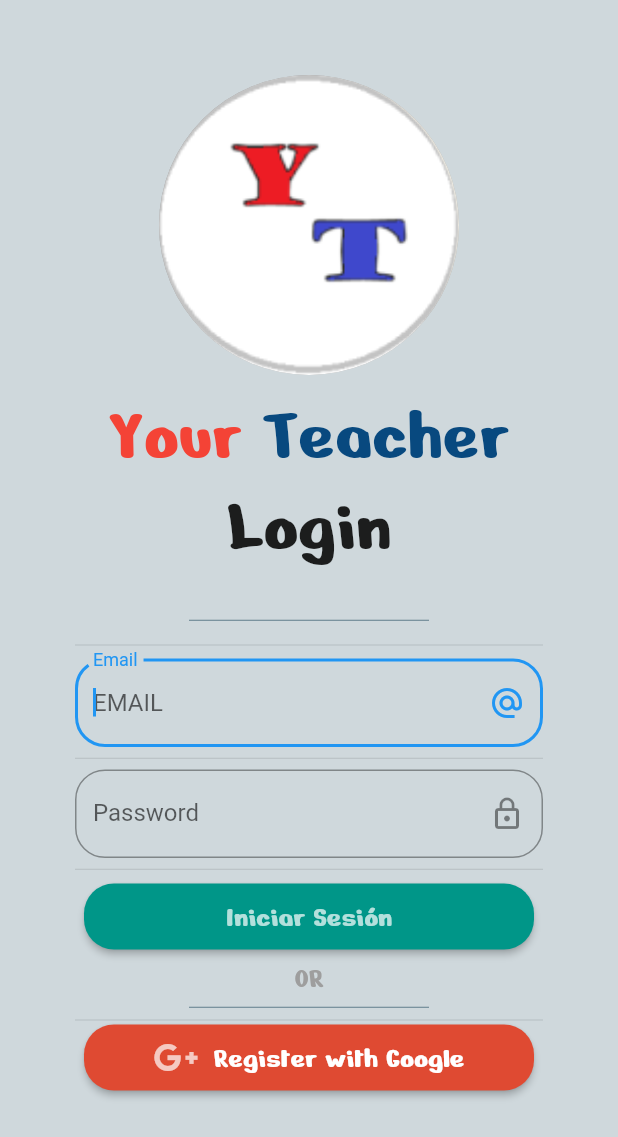
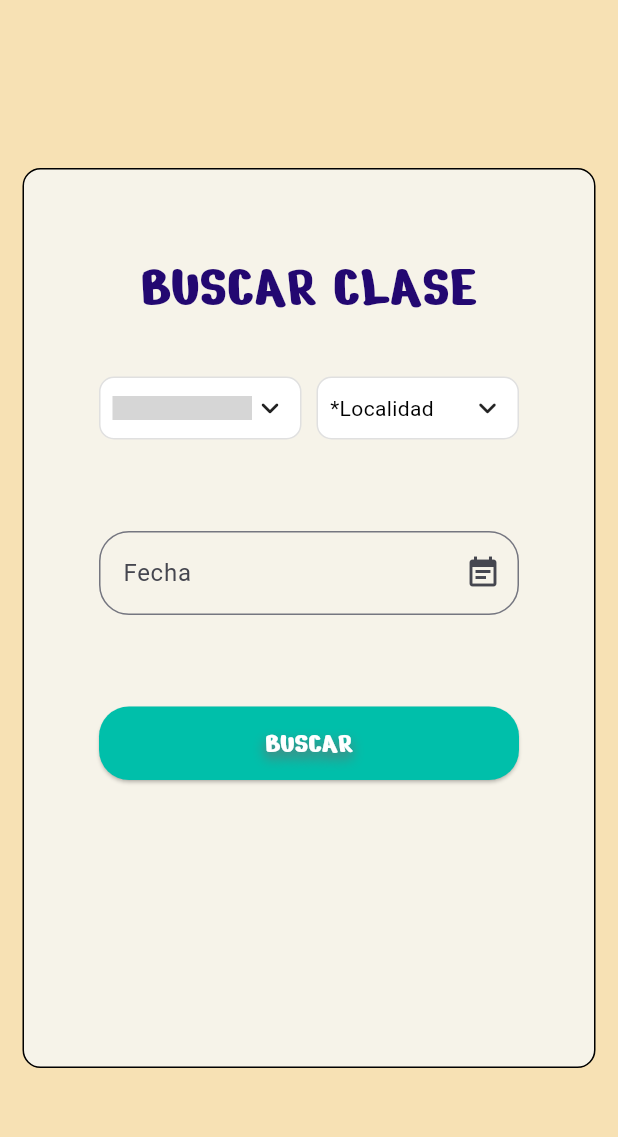
Before and after one commit to MarceloCheloMacedo/InteraccionHumanaComputadora, a Flutter app: the screen it shows after launch, on a phone screen of 412 x 824 dp. Shown: the top 1137 px of the screen. Run offline on Flutter 3.47's test engine with Material 2 defaults, Android fonts, the phone set to English and light mode, and no system bars; drawn by our look-alikes of csc_picker, date_field; our stand-ins replace firebase_auth, firebase_core, font_awesome_flutter, google_sign_in; accounts and stored records are empty; grey boxes are pictures that could not be loaded.

Commit message:
agregue la pantalla buscar clase

```diff
--- /dev/null
+++ b/your_teacher/lib/find_class.dart
@@ -0,0 +1,225 @@
+import 'package:date_field/date_field.dart';
+import 'package:flutter/material.dart';
+import 'package:your_teacher/available_teachers.dart';
+import 'package:your_teacher/flutterMethods.dart';
+import 'package:csc_picker/csc_picker.dart';
+import 'package:your_teacher/user.dart';
+
+class MyFind_Class extends StatefulWidget {
+  const MyFind_Class({Key? key});
+
+  @override
+  State<MyFind_Class> createState() => _MyFind_ClassState();
+}
+
+class _MyFind_ClassState extends State<MyFind_Class> {
+  String selectedDate = "";
+  String countryValue = "";
+  String? stateValue   = "";
+  String? cityValue    = "";
+
+  final FirebaseAuthHelper _authHelper = FirebaseAuthHelper();
+
+  @override
+  Widget build(BuildContext context) {
+    return Scaffold(
+      backgroundColor: const Color.fromRGBO(247, 225, 180, 1),
+      body: Center(
+        child: Container(
+            decoration: BoxDecoration(
+              color: const Color.fromRGBO(246, 243,233, 1),
+              border: Border.all(
+                width: 1,
+              ),
+              borderRadius: BorderRadius.circular(12),
+            ),
+            padding: const EdgeInsets.symmetric(horizontal: 50.0, vertical: 50.0),
+            margin: const EdgeInsets.all(15.0),
+            height: 600,
+            child: Column(
+              children: [
+                Text('BUSCAR CLASE',
+                  style: TextStyle(
+                    color: Color.fromRGBO(35, 8, 113, 1),
+                    fontSize: 40.0,
+                    fontFamily: 'NerkoOne',
+                  ),
+                  textAlign: TextAlign.center,),
+                const Padding(
+                padding: EdgeInsets.symmetric(vertical: 5.0),
+                child: Text(''),
+              ),
+                CSCPicker(
+                  ///Enable disable state dropdown [OPTIONAL PARAMETER]
+                  showStates: true,
+
+                  /// Enable disable city drop down [OPTIONAL PARAMETER]
+                  showCities: false,
+
+                  ///Enable (get flag with country name) / Disable (Disable flag) / ShowInDropdownOnly (display flag in dropdown only) [OPTIONAL PARAMETER]
+                  flagState: CountryFlag.DISABLE,
+
+                  ///Dropdown box decoration to style your dropdown selector [OPTIONAL PARAMETER] (USE with disabledDropdownDecoration)
+                  dropdownDecoration: BoxDecoration(
+                      borderRadius: BorderRadius.all(Radius.circular(10)),
+                      color: Colors.white,
+                      border:
+                      Border.all(color: Colors.grey.shade300, width: 1)),
+
+                  ///Disabled Dropdown box decoration to style your dropdown selector [OPTIONAL PARAMETER]  (USE with disabled dropdownDecoration)
+                  disabledDropdownDecoration: BoxDecoration(
+                      borderRadius: BorderRadius.all(Radius.circular(10)),
+                      color: Colors.grey.shade300,
+                      border:
+                      Border.all(color: Colors.grey.shade300, width: 1)),
+
+                  ///placeholders for dropdown search field
+                  countrySearchPlaceholder: "País",
+                  stateSearchPlaceholder: "Localidad",
+                  citySearchPlaceholder: "City",
+
+                  ///labels for dropdown
+                  countryDropdownLabel: "*País",
+                  stateDropdownLabel: "*Localidad",
+                  cityDropdownLabel: "*City",
+
+                  ///Default Country
+                  defaultCountry: CscCountry.Uruguay,
+
+                  ///Disable country dropdown (Note: use it with default country)
+                  //disableCountry: true,
+
+                  ///Country Filter [OPTIONAL PARAMETER]
+                //  countryFilter: [CscCountry.India,CscCountry.United_States,CscCountry.Canada],
+
+                  ///selected item style [OPTIONAL PARAMETER]
+                  selectedItemStyle: TextStyle(
+                    color: Colors.black,
+                    fontSize: 14,
+                  ),
+
+                  ///DropdownDialog Heading style [OPTIONAL PARAMETER]
+                  dropdownHeadingStyle: TextStyle(
+                      color: Colors.black,
+                      fontSize: 17,
+                      fontWeight: FontWeight.bold),
+
+                  ///DropdownDialog Item style [OPTIONAL PARAMETER]
+                  dropdownItemStyle: TextStyle(
+                    color: Colors.black,
+                    fontSize: 14,
+                  ),
+
+                  ///Dialog box radius [OPTIONAL PARAMETER]
+                  dropdownDialogRadius: 10.0,
+
+                  ///Search bar radius [OPTIONAL PARAMETER]
+                  searchBarRadius: 10.0,
+
+                  ///triggers once country selected in dropdown
+                  onCountryChanged: (value) {
+                    setState(() {
+                      ///store value in country variable
+                      countryValue = value;
+                    });
+                  },
+
+                  ///triggers once state selected in dropdown
+                  onStateChanged: (value) {
+                    setState(() {
+                      ///store value in state variable
+                      stateValue = value;
+                    });
+                  },
+
+                  ///triggers once city selected in dropdown
+                  onCityChanged: (value) {
+                    setState(() {
+                      ///store value in city variable
+                      cityValue = value;
+                    });
+                  },
+                ),
+                const Padding(
+                  padding: EdgeInsets.symmetric(vertical: 20.0),
+                  child: Text(''),
+                ),
+                DateTimeFormField(
+                  mode: DateTimeFieldPickerMode.date,
+                  decoration: InputDecoration(
+                    hintStyle: TextStyle(color: Colors.black45),
+                    errorStyle: TextStyle(color: Colors.redAccent),
+                    suffixIcon: Icon(Icons.event_note),
+                    labelText: 'Fecha',
+                    border: OutlineInputBorder(
+                      borderRadius: BorderRadius.circular(20.0),
+                    ),
+                  ),
+                  firstDate: DateTime.now().add(const Duration(days: 10)),
+                  lastDate: DateTime.now().add(const Duration(days: 40)),
+                  initialDate: DateTime.now().add(const Duration(days: 20)),
+                  autovalidateMode: AutovalidateMode.always,
+                  validator: (DateTime? e) =>
+                      (e?.day ?? 0) == 1 ? 'Please not the first day' : null,
+                  onDateSelected: (DateTime value) {
+                    print(value);
+                    selectedDate = value.toString();
+                  },
+                ),
+                const Padding(
+                  padding: EdgeInsets.symmetric(vertical: 20.0),
+                  child: Text(''),
+                ),
+                ElevatedButton(
+                  style: ElevatedButton.styleFrom(
+                    backgroundColor: const Color.fromRGBO(0, 191, 170, 1),
+                    fixedSize: const Size.fromWidth(300),
+                    padding: const EdgeInsets.all(10),
+                    shape: RoundedRectangleBorder(
+                      borderRadius: BorderRadius.circular(
+                          20.0), // Ajusta el valor para controlar la cantidad de redondeo
+                    ),
+                  ),
+                  child: const Text(
+                    'BUSCAR',
+                    style: TextStyle(
+                      color: Colors.white,
+                      fontSize: 20.0,
+                      fontFamily: 'NerkoOne',
+                      shadows: [
+                        Shadow(
+                          color: Color.fromARGB(255, 110, 108, 108),      // Choose the color of the shadow
+                          blurRadius: 10.0,          // Adjust the blur radius for the shadow effect
+                          offset: Offset(0.0, 4.0), // Set the horizontal and vertical offset for the shadow
+                        ),
+                      ],
+                    ),
+                  ),
+                  onPressed: () async {
+
+                    Navigator.push(
+                      context,
+                      MaterialPageRoute(
+                        builder: (context) =>
+                          Available_Teachers(
+                            teachersFilter: List.generate(
+                                    20,
+                                    (i) => User(
+                                     uid:'Todo $i',
+                                     email: 'A description of what needs to be done for Todo $i',
+                                     displayName:'A description of what needs to be done for Todo $i',
+                                     photoURL:'A description of what needs to be done for Todo $i',
+                                    ),
+                                  ),
+                          )
+                      )
+                    );
+                  },
+                ),
+              ],
+            ),
+        ),
+      ),
+    );
+  }
+}
--- a/your_teacher/lib/main.dart
+++ b/your_teacher/lib/main.dart
@@ -1,7 +1,10 @@
 import 'package:flutter/material.dart';
 import 'package:firebase_core/firebase_core.dart';
+import 'package:your_teacher/find_Class.dart';
 import 'package:your_teacher/login.dart';
+
 import 'firebase_options.dart';
+
 
 void main() async {
   WidgetsFlutterBinding
@@ -17,10 +20,12 @@ class MyApp extends StatelessWidget {
 
   @override
   Widget build(BuildContext context) {
-    return const MaterialApp(
+    return MaterialApp(
+      theme: ThemeData(colorSchemeSeed:  Color.fromARGB(255, 62, 103, 215), useMaterial3: true),
       debugShowCheckedModeBanner: false,
-      title: 'Loggin',
-      home: MyLoggin(),
+      title: 'Buscar Clase',
+      home: MyFind_Class(),
+
     );
   }
 }
```
Also changed, not shown: your_teacher/lib/available_teachers.dart (added, +90 -0 lines), your_teacher/pubspec.yaml (+6 -6 lines), your_teacher/pubspec.lock.
